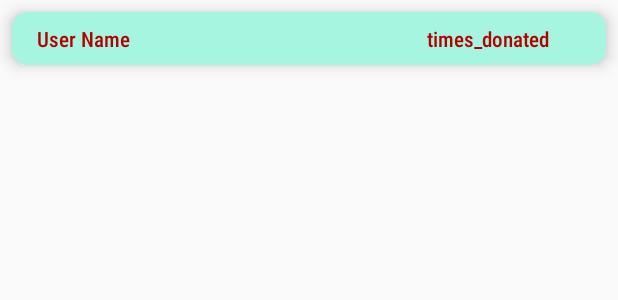
After one commit to Rahil-Merchant/LifeLine, an Android app: the layout leaderboard_item.xml on its own in the app's theme, with its tools: preview values and no code run, on a phone screen of 412 x 824 dp. The commit adds this screen. Shown: the top 300 px of the screen. Run offline under Robolectric (Android 15) with nearby library versions, the phone set to English and light mode, and no system bars; Roboto replaces fonts that are not available here.

Commit message:
added leaderboard,old google sign in

```diff
--- a/app/build.gradle
+++ b/app/build.gradle
@@ -38,6 +38,7 @@ dependencies {
     implementation 'com.firebaseui:firebase-ui-firestore:5.0.0'
     implementation 'com.google.android.gms:play-services-auth:17.0.0'
     implementation 'com.google.firebase:firebase-core:17.2.0'
+    implementation 'androidx.cardview:cardview:1.0.0'
 }
 
 apply plugin: 'com.google.gms.google-services'
--- a/app/src/main/java/com/example/lifeline/InfoActivity.java
+++ b/app/src/main/java/com/example/lifeline/InfoActivity.java
@@ -30,7 +30,7 @@ import java.util.regex.Pattern;
 
 public class InfoActivity extends AppCompatActivity/* implements AdapterView.OnItemSelectedListener*/{
 
-    String fname,mname,lname,gender,occupation,organization,mobNo,bloodGrp,dob,bloodGrp1,bloodGrp2,last_donated="6/9/1969";
+    String fname,mname,lname,gender,occupation,organization,mobNo,bloodGrp,dob,bloodGrp1,bloodGrp2,last_donated="6/9/1969",uid;
     int dobDay,dobMonth,dobYear,year,month,day,maxYear,minYear,timesDonated=0,rewards_count=0;
     Calendar calendar;
     private FirebaseAuth mAuth;
@@ -211,7 +211,7 @@ public class InfoActivity extends AppCompatActivity/* implements AdapterView.OnI
             String uid = FirebaseAuth.getInstance().getCurrentUser().getUid();
             FirebaseFirestore rootRef = FirebaseFirestore.getInstance();
             DocumentReference uidRef = rootRef.collection("users").document(uid);
-            infoDatabaseWrite iDb = new infoDatabaseWrite(user.getEmail(),fname,mname,lname,gender,occupation,organization,mobNo,bloodGrp,dob,timesDonated,rewards_count,last_donated);
+            infoDatabaseWrite iDb = new infoDatabaseWrite(user.getEmail(),fname,mname,lname,gender,occupation,organization,mobNo,bloodGrp,dob,timesDonated,rewards_count,last_donated,uid);
             uidRef.set(iDb).addOnSuccessListener(new OnSuccessListener<Void>() {
                 @Override
                 public void onSuccess(Void aVoid) {
--- /dev/null
+++ b/app/src/main/res/drawable/ic_format_list_numbered_black_24dp.xml
@@ -0,0 +1,5 @@
+<vector android:height="24dp" android:tint="#FFFFFF"
+    android:viewportHeight="24.0" android:viewportWidth="24.0"
+    android:width="24dp" xmlns:android="http://schemas.android.com/apk/res/android">
+    <path android:fillColor="#FF000000" android:pathData="M2,17h2v0.5L3,17.5v1h1v0.5L2,19v1h3v-4L2,16v1zM3,8h1L4,4L2,4v1h1v3zM2,11h1.8L2,13.1v0.9h3v-1L3.2,13L5,10.9L5,10L2,10v1zM7,5v2h14L21,5L7,5zM7,19h14v-2L7,17v2zM7,13h14v-2L7,11v2z"/>
+</vector>
--- /dev/null
+++ b/app/src/main/res/layout/leaderboard_item.xml
@@ -0,0 +1,42 @@
+<?xml version="1.0" encoding="utf-8"?>
+<androidx.cardview.widget.CardView xmlns:android="http://schemas.android.com/apk/res/android"
+    xmlns:app="http://schemas.android.com/apk/res-auto"
+    android:layout_width="match_parent"
+    android:layout_height="wrap_content"
+    app:cardCornerRadius="10dp"
+    app:cardBackgroundColor="#a6f5e0"
+    android:layout_marginStart="8dp"
+    android:layout_marginTop="8dp"
+    android:layout_marginEnd="8dp"
+    android:padding="8dp"
+    app:cardElevation="3pt">
+
+    <RelativeLayout
+        android:layout_width="match_parent"
+        android:layout_height="wrap_content"
+        android:padding="8dp">
+
+        <TextView
+            android:id="@+id/leaderboard_name"
+            android:layout_width="wrap_content"
+            android:layout_height="wrap_content"
+            android:ellipsize="end"
+            android:gravity="center_horizontal"
+            android:maxLines="1"
+            android:layout_alignParentStart="true"
+            android:layout_marginLeft="4pt"
+            android:text="User Name"/>
+
+        <TextView
+            android:id="@+id/leaderboard_timesDonated"
+            android:layout_width="wrap_content"
+            android:layout_height="wrap_content"
+            android:layout_alignParentEnd="true"
+            android:text="times_donated "
+            android:layout_marginRight="12pt"
+            android:textAppearance="@style/TextAppearance.AppCompat.Small" />
+
+
+    </RelativeLayout>
+
+</androidx.cardview.widget.CardView>
--- a/build.gradle
+++ b/build.gradle
@@ -11,7 +11,7 @@ buildscript {
 
     }
     dependencies {
-        classpath 'com.android.tools.build:gradle:3.5.0'
+        classpath 'com.android.tools.build:gradle:3.5.1'
         classpath 'com.google.gms:google-services:4.3.2'
 
         // NOTE: Do not place your application dependencies here; they belong
```
Also changed, not shown: app/src/main/AndroidManifest.xml (+11 -12 lines), app/src/main/java/com/example/lifeline/Leaderboard.java (added, +23 -0 lines), app/src/main/java/com/example/lifeline/LeaderboardActivity.java (added, +60 -0 lines), app/src/main/java/com/example/lifeline/LeaderboardAdapter.java (added, +48 -0 lines), app/src/main/java/com/example/lifeline/LoginActivity.java (+54 -7 lines), app/src/main/java/com/example/lifeline/homeActivity.java (+7 -0 lines), app/src/main/java/com/example/lifeline/infoDatabaseWrite.java (+7 -2 lines), app/src/main/res/layout/activity_home.xml (+11 -0 lines), app/src/main/res/layout/activity_leaderboard.xml (added, +47 -0 lines).
